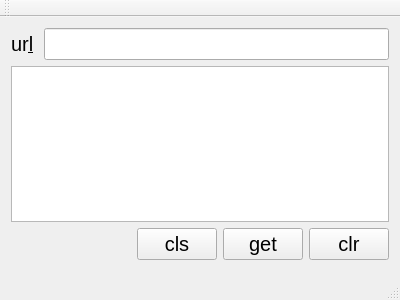
Old version of the form http/mainwindow.ui in the repository maoxingda/Qt.
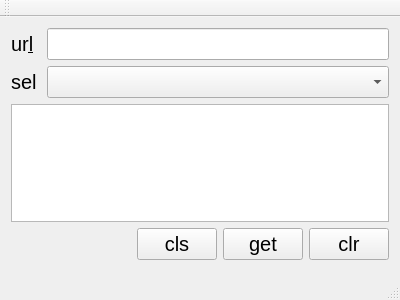
New version of the form.

Diff of the .ui file:
```diff
--- a/http/mainwindow.ui
+++ b/http/mainwindow.ui
@@ -27,6 +27,9 @@
         <property name="horizontalSpacing">
          <number>10</number>
         </property>
+        <property name="rightMargin">
+         <number>0</number>
+        </property>
         <item row="0" column="0">
          <widget class="QLabel" name="labelUrl">
           <property name="text">
@@ -40,6 +43,19 @@
         <item row="0" column="1">
          <widget class="QLineEdit" name="lineEditUrl"/>
         </item>
+        <item row="1" column="0">
+         <widget class="QLabel" name="labelSel">
+          <property name="text">
+           <string>sel</string>
+          </property>
+          <property name="buddy">
+           <cstring>lineEditUrl</cstring>
+          </property>
+         </widget>
+        </item>
+        <item row="1" column="1">
+         <widget class="QComboBox" name="comboBoxUrl"/>
+        </item>
        </layout>
       </item>
       <item>
```
